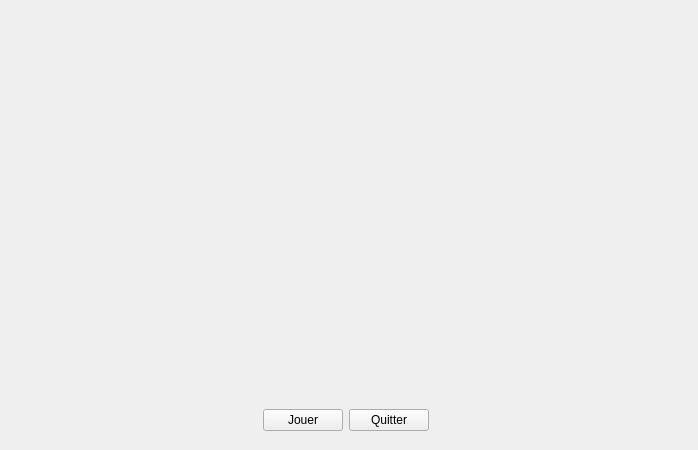
Above: home.ui from Abasy/chromino-project before the change. Below: the same form after it.
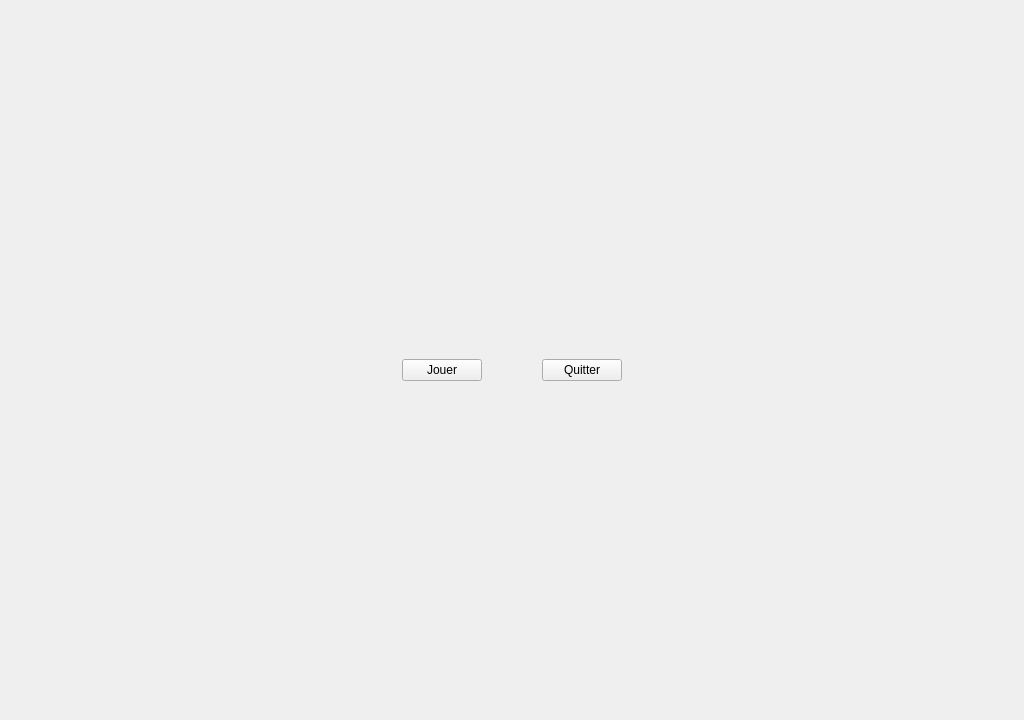
That is the form after the change. Icons and pictures are not drawn.

Patch:
```diff
--- a/home.ui
+++ b/home.ui
@@ -6,32 +6,53 @@
    <rect>
     <x>0</x>
     <y>0</y>
-    <width>698</width>
-    <height>450</height>
+    <width>1024</width>
+    <height>720</height>
    </rect>
   </property>
   <property name="windowTitle">
    <string>Form</string>
   </property>
-  <widget class="QWidget" name="layoutWidget">
-   <property name="geometry">
-    <rect>
-     <x>10</x>
-     <y>10</y>
-     <width>671</width>
-     <height>421</height>
-    </rect>
-   </property>
+  <layout class="QVBoxLayout" name="verticalLayout_2">
+   <item>
+    <spacer name="verticalSpacer">
+     <property name="orientation">
+      <enum>Qt::Vertical</enum>
+     </property>
+     <property name="sizeHint" stdset="0">
+      <size>
+       <width>20</width>
+       <height>40</height>
+      </size>
+     </property>
+    </spacer>
+   </item>
+   <item>
    <layout class="QVBoxLayout" name="verticalLayout">
     <item>
      <widget class="QLabel" name="label_logo_chromino">
       <property name="text">
        <string/>
       </property>
+       <property name="pixmap">
+        <pixmap resource="ressources.qrc">:/Images/chrominologo.png</pixmap>
+       </property>
+       <property name="scaledContents">
+        <bool>false</bool>
+       </property>
+       <property name="alignment">
+        <set>Qt::AlignCenter</set>
+       </property>
+       <property name="wordWrap">
+        <bool>false</bool>
+       </property>
      </widget>
     </item>
     <item>
      <layout class="QHBoxLayout" name="horizontalLayout">
+       <property name="spacing">
+        <number>60</number>
+       </property>
       <item>
        <spacer name="horizontalSpacer">
         <property name="orientation">
@@ -47,6 +68,9 @@
       </item>
       <item>
        <widget class="QPushButton" name="btn_jouer">
+         <property name="enabled">
+          <bool>true</bool>
+         </property>
         <property name="text">
          <string>Jouer</string>
         </property>
@@ -78,35 +102,21 @@
      </layout>
     </item>
    </layout>
-  </widget>
-  <action name="actionAfficherImageHome">
-   <property name="icon">
-    <iconset resource="ressources.qrc">
-     <normaloff>:/Images/chrominologo.png</normaloff>:/Images/chrominologo.png</iconset>
-   </property>
-   <property name="text">
-    <string>AfficherImageHome</string>
-   </property>
-   <property name="toolTip">
-    <string>&lt;html&gt;&lt;head/&gt;&lt;body&gt;&lt;p&gt;Chromino&lt;/p&gt;&lt;/body&gt;&lt;/html&gt;</string>
-   </property>
-  </action>
-  <action name="actionQuitterJeu">
-   <property name="text">
-    <string>QuitterJeu</string>
-   </property>
-   <property name="toolTip">
-    <string>Quitter</string>
-   </property>
-  </action>
-  <action name="actionJouer">
-   <property name="text">
-    <string>Jouer</string>
-   </property>
-   <property name="toolTip">
-    <string>Jouer</string>
-   </property>
-  </action>
+   </item>
+   <item>
+    <spacer name="verticalSpacer_2">
+     <property name="orientation">
+      <enum>Qt::Vertical</enum>
+     </property>
+     <property name="sizeHint" stdset="0">
+      <size>
+       <width>20</width>
+       <height>40</height>
+      </size>
+     </property>
+    </spacer>
+   </item>
+  </layout>
  </widget>
  <resources>
   <include location="ressources.qrc"/>
```
Left out of the diff: 23 changed lines with no effect on the pictures. Lines whose indentation alone changed are shown as unchanged.
